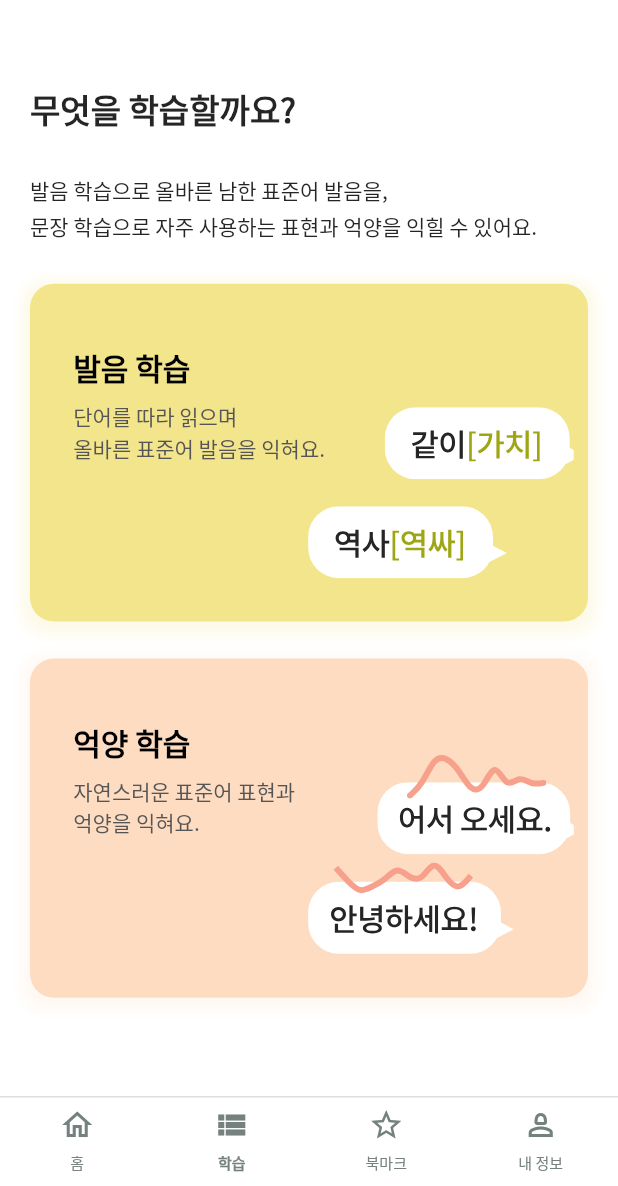
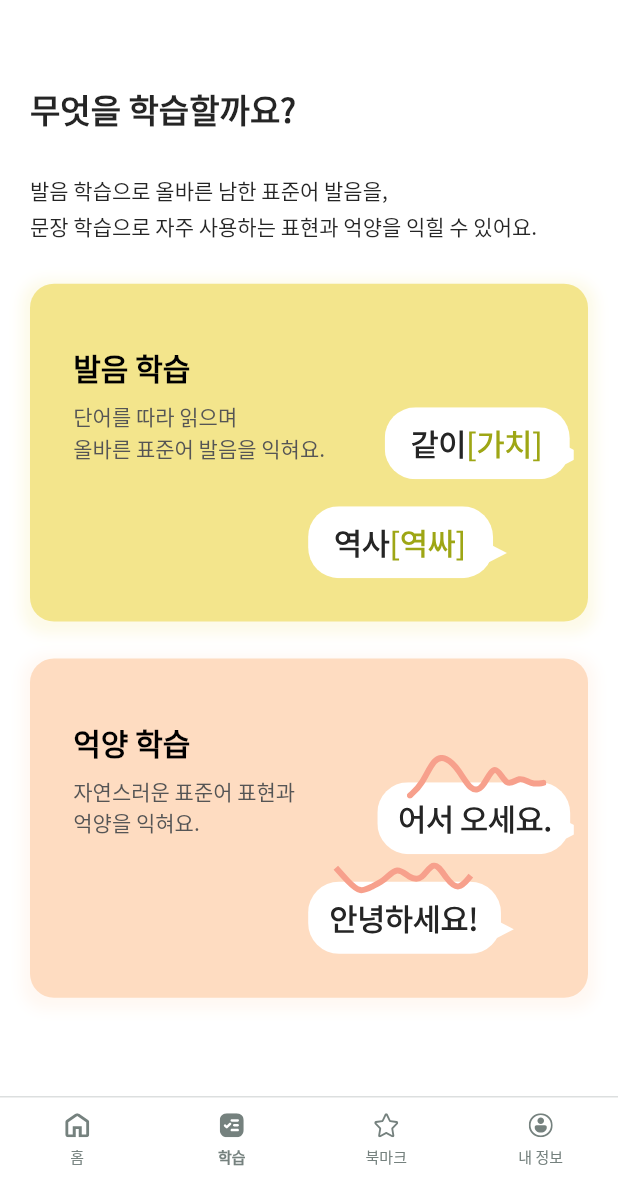
Before and after one commit to YeonJeans/Saera-Flutter, a Flutter app: the BottomNavigator screen opened directly, item 2 of the bottom bar chosen, on a phone screen of 412 x 824 dp, the part 50-1236 px from its top. Run offline on Flutter 3.47's test engine with Material 2 defaults, Android fonts, the phone set to English and light mode, and no system bars; our stand-ins replace audioplayers, carousel_slider, fl_chart, flutter_svg, fluttertoast, get and 4 more; missing offline and left inert: flutter_sound; accounts and stored records are empty; network calls fail; project files that could hold a hidden picture were left out.

Commit message:
[Chore/#106] Change tabbar icon

```diff
--- a/lib/tabbar.dart
+++ b/lib/tabbar.dart
@@ -1,4 +1,5 @@
 import 'package:flutter/material.dart';
+import 'package:flutter_svg/svg.dart';
 import 'package:saera/home/bookmark_home/presentation/bookmark_home_screen.dart';
 
 import 'package:saera/home/presentation/home_screen.dart';
@@ -84,7 +85,7 @@ class _BottomNavigatorState extends State<BottomNavigator> with SingleTickerProv
           controller: tabController,
           tabs: <Widget>[
             Tab(
-              icon: selectedIndex == 0 ? Icon(Icons.home, color: ColorStyles.tabGray) : Icon(Icons.home_outlined, color: ColorStyles.tabGray),
+              icon: selectedIndex == 0 ?  SvgPicture.asset("assets/icons/home_filled.svg", color: ColorStyles.tabGray, width: 16, height: 16,): SvgPicture.asset("assets/icons/home_outlined.svg", color: ColorStyles.tabGray, width: 16, height: 16,),
               iconMargin: EdgeInsets.only(bottom: 5.0),
               child: Text(
                 '홈',
@@ -92,7 +93,7 @@ class _BottomNavigatorState extends State<BottomNavigator> with SingleTickerProv
               ),
             ),
             Tab(
-              icon: selectedIndex == 1 ? Icon(Icons.view_list, color: ColorStyles.tabGray) : Icon(Icons.view_list_outlined, color: ColorStyles.tabGray),
+              icon: selectedIndex == 1 ? SvgPicture.asset("assets/icons/learn_filled.svg", color: ColorStyles.tabGray, width: 16, height: 16,): SvgPicture.asset("assets/icons/learn_outlined.svg", color: ColorStyles.tabGray, width: 16, height: 16,),
               iconMargin: EdgeInsets.only(bottom: 5.0),
               child: Text(
                 '학습',
@@ -100,7 +101,7 @@ class _BottomNavigatorState extends State<BottomNavigator> with SingleTickerProv
               ),
             ),
             Tab(
-              icon: selectedIndex == 2? Icon(Icons.star, color: ColorStyles.tabGray) : Icon(Icons.star_border, color: ColorStyles.tabGray),
+              icon: selectedIndex == 2? SvgPicture.asset("assets/icons/star_filled.svg", color: ColorStyles.tabGray, width: 16, height: 16,): SvgPicture.asset("assets/icons/star_outlined.svg", color: ColorStyles.tabGray, width: 16, height: 16,),
               iconMargin: EdgeInsets.only(bottom: 5.0),
               child: Text(
                 '북마크',
@@ -108,7 +109,7 @@ class _BottomNavigatorState extends State<BottomNavigator> with SingleTickerProv
               ),
             ),
             Tab(
-              icon: selectedIndex == 3? Icon(Icons.person, color: ColorStyles.tabGray) : Icon(Icons.person_2_outlined, color: ColorStyles.tabGray),
+              icon: selectedIndex == 3? SvgPicture.asset("assets/icons/user_filled.svg", color: ColorStyles.tabGray, width: 16, height: 16,): SvgPicture.asset("assets/icons/user_outlined.svg", color: ColorStyles.tabGray, width: 16, height: 16,),
               iconMargin: EdgeInsets.only(bottom: 5.0),
               child: Text(
                 '내 정보',
```
